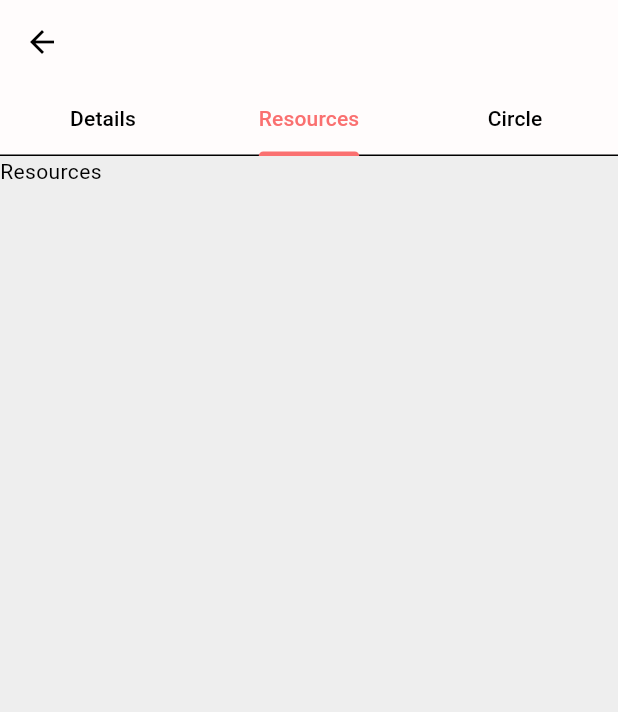
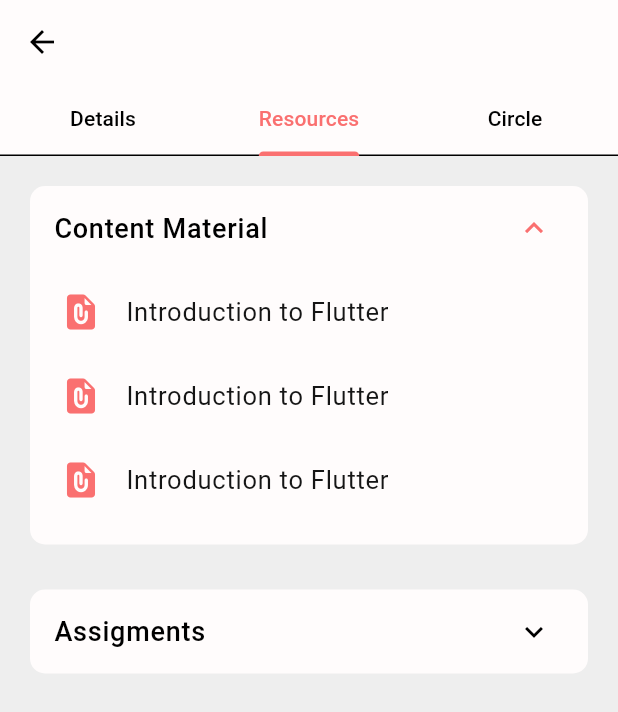
Before and after one commit to ArthNote/yapple, a Flutter app: the CourseDetailsPage screen opened directly with empty values, tab 2 chosen, on a phone screen of 412 x 824 dp. Shown: the top 712 px of the screen. Run offline on Flutter 3.47's test engine with Material 3 defaults, Android fonts, the phone set to English and light mode, and no system bars; our stand-ins replace google_nav_bar.

Commit message:
material page

```diff
--- a/lib/pages/students/courseDetails.dart
+++ b/lib/pages/students/courseDetails.dart
@@ -2,6 +2,9 @@
 
 import 'package:flutter/material.dart';
 import 'package:yapple/models/staticData.dart';
+import 'package:yapple/pages/students/courseMaterial.dart';
+import 'package:yapple/widgets/AssigmentItem.dart';
+import 'package:yapple/widgets/ContentMaterialItem.dart';
 import 'package:yapple/widgets/SearchField.dart';
 import 'package:yapple/widgets/StudentItem.dart';
 
@@ -41,7 +44,7 @@ class CourseDetailsPage extends StatelessWidget {
             BodyDetails(
               moduleName: moduleName,
             ),
-            Text("Resources"),
+            BodyResources(),
             BodyCircle(),
           ],
         ),
@@ -139,6 +142,7 @@ class BodyDetails extends StatelessWidget {
           Text(
             "Lorem ipsum dolor sit amet, consectetur adipiscing elit. Phasellus nec semper quam. Integer suscipit efficitur est, ac consectetur diam blandit ut. In hac habitasse platea dictumst. Aliquam erat volutpat. Vestibulum vitae consectetur justo. Suspendisse potenti. Quisque ultricies rutrum bibendum.",
             textAlign: TextAlign.justify,
+            style: TextStyle(color: Theme.of(context).colorScheme.tertiary),
           )
         ],
       ),
@@ -175,3 +179,90 @@ class BodyCircle extends StatelessWidget {
     );
   }
 }
+
+class BodyResources extends StatefulWidget {
+  const BodyResources({super.key});
+
+  @override
+  State<BodyResources> createState() => _BodyResourcesState();
+}
+
+class _BodyResourcesState extends State<BodyResources> {
+  bool customIcon = false;
+  @override
+  Widget build(BuildContext context) {
+    return Padding(
+      padding: const EdgeInsets.symmetric(horizontal: 20, vertical: 20),
+      child: Column(
+        children: [
+          ExpansionTile(
+            initiallyExpanded: true,
+            title: Text(
+              "Content Material",
+              style: TextStyle(fontSize: 18, fontWeight: FontWeight.w500),
+            ),
+            childrenPadding: EdgeInsets.fromLTRB(20, 0, 20, 15),
+            expandedAlignment: Alignment.centerLeft,
+            backgroundColor: Theme.of(context).appBarTheme.backgroundColor,
+            collapsedBackgroundColor: Theme.of(context).appBarTheme.backgroundColor,
+            //add a collapsed shape
+            collapsedShape: RoundedRectangleBorder(
+              borderRadius: BorderRadius.circular(10),
+            ),
+            shape: RoundedRectangleBorder(
+              borderRadius: BorderRadius.circular(10),
+            ),
+            children: students
+                .map((student) => GestureDetector(
+                      onTap: () {
+                        Navigator.push(
+                            context,
+                            MaterialPageRoute(
+                                builder: (context) =>
+                                    CourseMaterialPage(name: "material name")));
+                      },
+                      child: ContentMaterialItem(
+                        name: "Introduction to Flutter",
+                      ),
+                    ))
+                .toList(),
+            onExpansionChanged: (bool expanded) {
+              setState(() => customIcon = expanded);
+            },
+          ),
+          SizedBox(
+            height: 30,
+          ),
+          ExpansionTile(
+            initiallyExpanded: false,
+            title: Text(
+              "Assigments",
+              style: TextStyle(fontSize: 18, fontWeight: FontWeight.w500),
+            ),
+            childrenPadding: EdgeInsets.fromLTRB(20, 0, 20, 15),
+            expandedAlignment: Alignment.centerLeft,
+            backgroundColor: Theme.of(context).appBarTheme.backgroundColor,
+            collapsedBackgroundColor: Theme.of(context).appBarTheme.backgroundColor,
+            //add a collapsed shape
+            collapsedShape: RoundedRectangleBorder(
+              borderRadius: BorderRadius.circular(10),
+            ),
+            shape: RoundedRectangleBorder(
+              borderRadius: BorderRadius.circular(10),
+            ),
+            children: students
+                .map(
+                  (student) => AssigmentItem(
+                    name: "PRAC1",
+                  ),
+                )
+                .toList(),
+            onExpansionChanged: (bool expanded) {
+              setState(() => customIcon = expanded);
+            },
+          ),
+        ],
+      ),
+    );
+  }
+}
--- /dev/null
+++ b/lib/widgets/ContentMaterialItem.dart
@@ -0,0 +1,25 @@
+// ignore_for_file: prefer_const_constructors
+
+import 'package:flutter/material.dart';
+
+class ContentMaterialItem extends StatelessWidget {
+  ContentMaterialItem({super.key, required this.name});
+  final String name;
+
+  @override
+  Widget build(BuildContext context) {
+    return ListTile(
+      contentPadding: EdgeInsets.zero,
+      leading: Icon(
+        Icons.file_present_rounded,
+        size: 28,
+        color: Theme.of(context).colorScheme.primary,
+      ),
+      title: Text(
+        name,
+        style: TextStyle(
+            fontSize: 17, color: Theme.of(context).colorScheme.tertiary),
+      ),
+    );
+  }
+}
```
Also changed, not shown: lib/pages/students/courseMaterial.dart (added, +110 -0 lines), lib/widgets/AssigmentItem.dart (added, +23 -0 lines), lib/utils/hh.txt (added).
